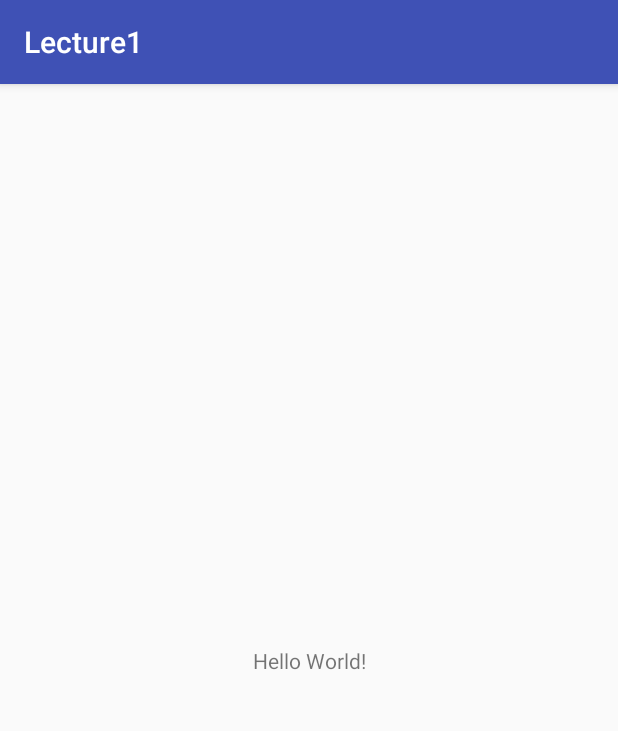
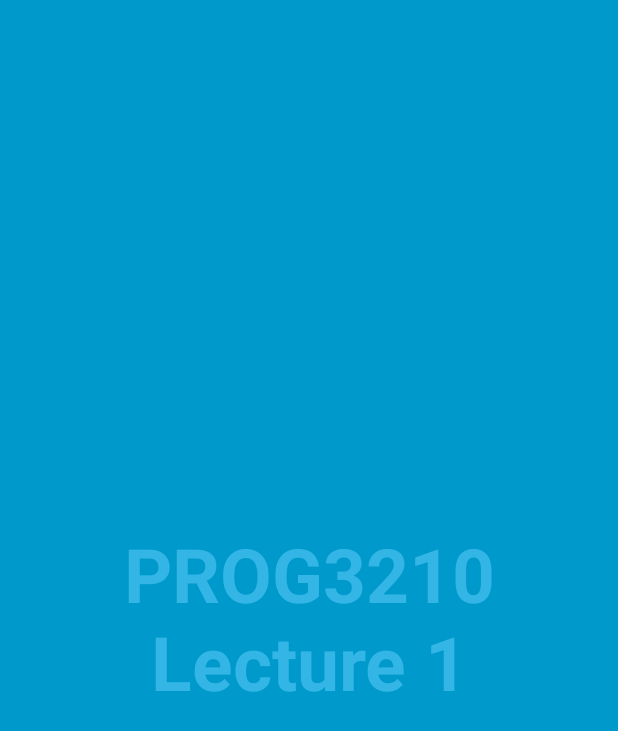
Before and after one commit to JacobKosterman/Lecture1, an Android app: the screen it shows after launch (MainActivity before the commit, splashscreen after it), on a phone screen of 412 x 824 dp. Shown: the top 731 px of the screen. Run offline under Robolectric (Android 15) with nearby library versions, the phone set to English and light mode, and no system bars.

Commit message:
End of Lecture 1

```diff
--- a/app/build.gradle
+++ b/app/build.gradle
@@ -26,5 +26,6 @@ dependencies {
     })
     compile 'com.android.support:appcompat-v7:26.+'
     compile 'com.android.support.constraint:constraint-layout:1.0.2'
+    compile 'com.android.support:support-v4:26.+'
     testCompile 'junit:junit:4.12'
 }
--- a/app/src/main/AndroidManifest.xml
+++ b/app/src/main/AndroidManifest.xml
@@ -10,6 +10,12 @@
         android:supportsRtl="true"
         android:theme="@style/AppTheme">
         <activity android:name=".MainActivity">
+        </activity>
+        <activity
+            android:name=".splashscreen"
+            android:configChanges="orientation|keyboardHidden|screenSize"
+            android:label="@string/title_activity_splashscreen"
+            android:theme="@style/FullscreenTheme">
             <intent-filter>
                 <action android:name="android.intent.action.MAIN" />
 
--- /dev/null
+++ b/app/src/main/java/ca/on/conestogac/lecture1/splashscreen.java
@@ -0,0 +1,169 @@
+package ca.on.conestogac.lecture1;
+
+import android.annotation.SuppressLint;
+import android.content.Intent;
+import android.support.v7.app.ActionBar;
+import android.support.v7.app.AppCompatActivity;
+import android.os.Bundle;
+import android.os.Handler;
+import android.view.MotionEvent;
+import android.view.View;
+
+/**
+ * An example full-screen activity that shows and hides the system UI (i.e.
+ * status bar and navigation/system bar) with user interaction.
+ */
+public class splashscreen extends AppCompatActivity {
+    /**
+     * Whether or not the system UI should be auto-hidden after
+     * {@link #AUTO_HIDE_DELAY_MILLIS} milliseconds.
+     */
+    private static final boolean AUTO_HIDE = true;
+
+    /**
+     * If {@link #AUTO_HIDE} is set, the number of milliseconds to wait after
+     * user interaction before hiding the system UI.
+     */
+    private static final int AUTO_HIDE_DELAY_MILLIS = 3000;
+
+    /**
+     * Some older devices needs a small delay between UI widget updates
+     * and a change of the status and navigation bar.
+     */
+    private static final int UI_ANIMATION_DELAY = 300;
+    private final Handler mHideHandler = new Handler();
+    private View mContentView;
+    private final Runnable mHidePart2Runnable = new Runnable() {
+        @SuppressLint("InlinedApi")
+        @Override
+        public void run() {
+            // Delayed removal of status and navigation bar
+
+            // Note that some of these constants are new as of API 16 (Jelly Bean)
+            // and API 19 (KitKat). It is safe to use them, as they are inlined
+            // at compile-time and do nothing on earlier devices.
+            mContentView.setSystemUiVisibility(View.SYSTEM_UI_FLAG_LOW_PROFILE
+                    | View.SYSTEM_UI_FLAG_FULLSCREEN
+                    | View.SYSTEM_UI_FLAG_LAYOUT_STABLE
+                    | View.SYSTEM_UI_FLAG_IMMERSIVE_STICKY
+                    | View.SYSTEM_UI_FLAG_LAYOUT_HIDE_NAVIGATION
+                    | View.SYSTEM_UI_FLAG_HIDE_NAVIGATION);
+        }
+    };
+    private View mControlsView;
+    private final Runnable mShowPart2Runnable = new Runnable() {
+        @Override
+        public void run() {
+            // Delayed display of UI elements
+            ActionBar actionBar = getSupportActionBar();
+            if (actionBar != null) {
+                actionBar.show();
+            }
+            mControlsView.setVisibility(View.VISIBLE);
+        }
+    };
+    private boolean mVisible;
+    private final Runnable mHideRunnable = new Runnable() {
+        @Override
+        public void run() {
+            hide();
+        }
+    };
+    /**
+     * Touch listener to use for in-layout UI controls to delay hiding the
+     * system UI. This is to prevent the jarring behavior of controls going away
+     * while interacting with activity UI.
+     */
+    private final View.OnTouchListener mDelayHideTouchListener = new View.OnTouchListener() {
+        @Override
+        public boolean onTouch(View view, MotionEvent motionEvent) {
+            if (AUTO_HIDE) {
+                delayedHide(AUTO_HIDE_DELAY_MILLIS);
+            }
+            return false;
+        }
+    };
+
+    @Override
+    protected void onCreate(Bundle savedInstanceState) {
+        super.onCreate(savedInstanceState);
+
+        setContentView(R.layout.activity_splashscreen);
+
+        mVisible = true;
+        mControlsView = findViewById(R.id.fullscreen_content_controls);
+        mContentView = findViewById(R.id.fullscreen_content);
+
+
+        // Set up the user interaction to manually show or hide the system UI.
+        mContentView.setOnClickListener(new View.OnClickListener() {
+            @Override
+            public void onClick(View view) {
+                toggle();
+            }
+        });
+
+        // Upon interacting with UI controls, delay any scheduled hide()
+        // operations to prevent the jarring behavior of controls going away
+        // while interacting with the UI.
+        findViewById(R.id.dummy_button).setOnTouchListener(mDelayHideTouchListener);
+    }
+
+    @Override
+    protected void onPostCreate(Bundle savedInstanceState) {
+        super.onPostCreate(savedInstanceState);
+
+        // Trigger the initial hide() shortly after the activity has been
+        // created, to briefly hint to the user that UI controls
+        // are available.
+        delayedHide(100);
+    }
+
+    private void toggle() {
+        if (mVisible) {
+            hide();
+        } else {
+            show();
+        }
+    }
+
+    private void hide() {
+        // Hide UI first
+        ActionBar actionBar = getSupportActionBar();
+        if (actionBar != null) {
+            actionBar.hide();
+        }
+        mControlsView.setVisibility(View.GONE);
+        mVisible = false;
+
+        // Schedule a runnable to remove the status and navigation bar after a delay
+        mHideHandler.removeCallbacks(mShowPart2Runnable);
+        mHideHandler.postDelayed(mHidePart2Runnable, UI_ANIMATION_DELAY);
+    }
+
+    @SuppressLint("InlinedApi")
+    private void show() {
+        // Show the system bar
+        mContentView.setSystemUiVisibility(View.SYSTEM_UI_FLAG_LAYOUT_FULLSCREEN
+                | View.SYSTEM_UI_FLAG_LAYOUT_HIDE_NAVIGATION);
+        mVisible = true;
+
+        // Schedule a runnable to display UI elements after a delay
+        mHideHandler.removeCallbacks(mHidePart2Runnable);
+        mHideHandler.postDelayed(mShowPart2Runnable, UI_ANIMATION_DELAY);
+    }
+
+    /**
+     * Schedules a call to hide() in [delay] milliseconds, canceling any
+     * previously scheduled calls.
+     */
+    private void delayedHide(int delayMillis) {
+        mHideHandler.removeCallbacks(mHideRunnable);
+        mHideHandler.postDelayed(mHideRunnable, delayMillis);
+    }
+
+    public void sendMessage(View view) {
+        Intent intent = new Intent(this, MainActivity.class);
+        startActivity(intent);
+    }
+}
--- /dev/null
+++ b/app/src/main/res/layout/activity_splashscreen.xml
@@ -0,0 +1,51 @@
+<FrameLayout xmlns:android="http://schemas.android.com/apk/res/android"
+    xmlns:tools="http://schemas.android.com/tools"
+    android:layout_width="match_parent"
+    android:layout_height="match_parent"
+    android:background="#0099cc"
+    tools:context="ca.on.conestogac.lecture1.splashscreen">
+
+    <!-- The primary full-screen view. This can be replaced with whatever view
+         is needed to present your content, e.g. VideoView, SurfaceView,
+         TextureView, etc. -->
+    <TextView
+        android:id="@+id/fullscreen_content"
+        android:layout_width="match_parent"
+        android:layout_height="match_parent"
+        android:gravity="center"
+        android:keepScreenOn="true"
+        android:text="@string/PROG3210_Lecture_1"
+        android:textColor="#33b5e5"
+        android:textSize="50sp"
+        android:textStyle="bold" />
+
+    <!-- This FrameLayout insets its children based on system windows using
+         android:fitsSystemWindows. -->
+    <FrameLayout
+        android:layout_width="match_parent"
+        android:layout_height="match_parent"
+        android:fitsSystemWindows="true">
+
+        <LinearLayout
+            android:id="@+id/fullscreen_content_controls"
+            style="?metaButtonBarStyle"
+            android:layout_width="match_parent"
+            android:layout_height="wrap_content"
+            android:layout_gravity="bottom|center_horizontal"
+            android:background="@color/black_overlay"
+            android:orientation="horizontal"
+            tools:ignore="UselessParent">
+
+            <Button
+                android:id="@+id/dummy_button"
+                style="?metaButtonBarButtonStyle"
+                android:layout_width="0dp"
+                android:layout_height="wrap_content"
+                android:layout_weight="1"
+                android:onClick="sendMessage"
+                android:text="@string/dummy_button" />
+
+        </LinearLayout>
+    </FrameLayout>
+
+</FrameLayout>
--- /dev/null
+++ b/app/src/main/res/values/attrs.xml
@@ -0,0 +1,12 @@
+<resources>
+
+    <!-- Declare custom theme attributes that allow changing which styles are
+         used for button bars depending on the API level.
+         ?android:attr/buttonBarStyle is new as of API 11 so this is
+         necessary to support previous API levels. -->
+    <declare-styleable name="ButtonBarContainerTheme">
+        <attr name="metaButtonBarStyle" format="reference" />
+        <attr name="metaButtonBarButtonStyle" format="reference" />
+    </declare-styleable>
+
+</resources>
--- a/app/src/main/res/values/colors.xml
+++ b/app/src/main/res/values/colors.xml
@@ -3,4 +3,6 @@
     <color name="colorPrimary">#3F51B5</color>
     <color name="colorPrimaryDark">#303F9F</color>
     <color name="colorAccent">#FF4081</color>
+
+    <color name="black_overlay">#66000000</color>
 </resources>
--- a/app/src/main/res/values/strings.xml
+++ b/app/src/main/res/values/strings.xml
@@ -1,3 +1,8 @@
 <resources>
     <string name="app_name">Lecture1</string>
+
+    <string name="title_activity_splashscreen">splashscreen</string>
+    <string name="dummy_button">Dummy Button</string>
+    <string name="dummy_content">DUMMY\nCONTENT</string>
+    <string name="PROG3210_Lecture_1">PROG3210 Lecture 1</string>
 </resources>
--- a/app/src/main/res/values/styles.xml
+++ b/app/src/main/res/values/styles.xml
@@ -8,4 +8,16 @@
         <item name="colorAccent">@color/colorAccent</item>
     </style>
 
+    <style name="FullscreenTheme" parent="AppTheme">
+        <item name="android:actionBarStyle">@style/FullscreenActionBarStyle</item>
+        <item name="android:windowActionBarOverlay">true</item>
+        <item name="android:windowBackground">@null</item>
+        <item name="metaButtonBarStyle">?android:attr/buttonBarStyle</item>
+        <item name="metaButtonBarButtonStyle">?android:attr/buttonBarButtonStyle</item>
+    </style>
+
+    <style name="FullscreenActionBarStyle" parent="Widget.AppCompat.ActionBar">
+        <item name="android:background">@color/black_overlay</item>
+    </style>
+
 </resources>
```
